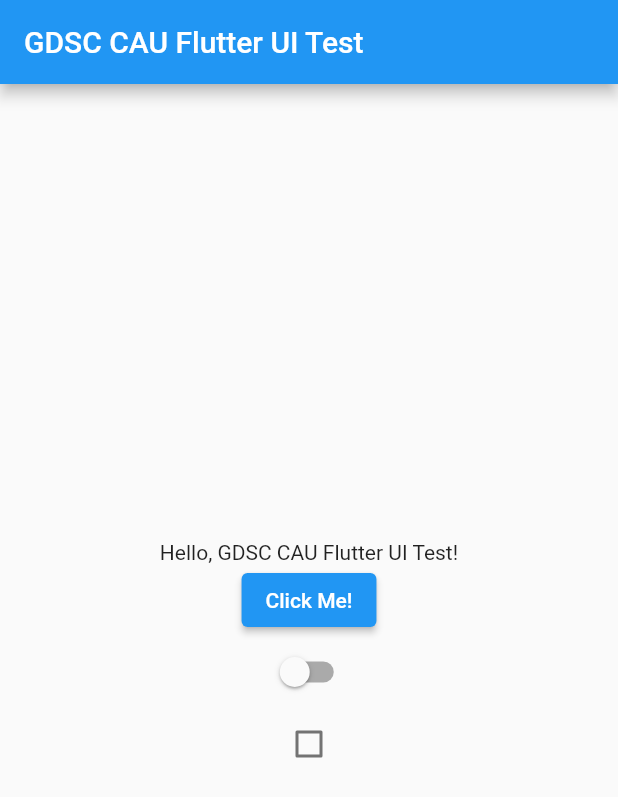
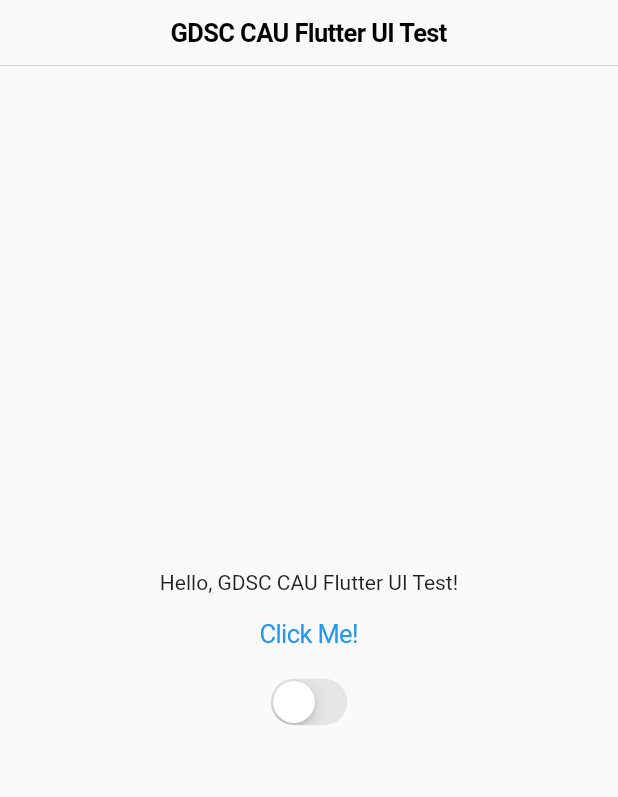
Before and after one commit to yymin1022/GDSC_Flutter_UI_Test, a Flutter app: the screen it shows after launch, on a phone screen of 412 x 824 dp. Shown: the top 797 px of the screen. Run offline on Flutter 3.47's test engine with Material 2 defaults, Android fonts, the phone set to English and light mode, and no system bars.

Commit message:
Update main.dart : Added Cupertino Widget Layouts

```diff
--- a/lib/main.dart
+++ b/lib/main.dart
@@ -1,3 +1,4 @@
+import 'package:flutter/cupertino.dart';
 import 'package:flutter/material.dart';
 
 void main() {
@@ -9,22 +10,29 @@ class MyApp extends StatelessWidget {
 
   @override
   Widget build(BuildContext context) {
-    return MaterialApp(
+    return CupertinoApp(
       title: 'Flutter Demo',
-      theme: ThemeData(
-        primarySwatch: Colors.blue,
+      theme: CupertinoThemeData(
+        primaryColor: Colors.blue,
       ),
-      home: MyHomePage(),
+      home: CupertinoHomePage(),
     );
+    // return MaterialApp(
+    //   title: 'Flutter Demo',
+    //   theme: ThemeData(
+    //     primarySwatch: Colors.blue,
+    //   ),
+    //   home: MaterialHomePage(),
+    // );
   }
 }
 
-class MyHomePage extends StatefulWidget {
+class MaterialHomePage extends StatefulWidget {
   @override
-  _MyHomePageState createState() => _MyHomePageState();
+  _MaterialHomePageState createState() => _MaterialHomePageState();
 }
 
-class _MyHomePageState extends State<MyHomePage> {
+class _MaterialHomePageState extends State<MaterialHomePage> {
   bool _isChecked = false;
   bool _isSwitchOn = false;
 
@@ -62,11 +70,71 @@ class _MyHomePageState extends State<MyHomePage> {
 
   void FlutterDialog() {
     showDialog(
+        context: context,
+        //barrierDismissible - Dialog를 제외한 다른 화면 터치 x
+        barrierDismissible: false,
+        builder: (BuildContext context) {
+          return AlertDialog(
+            title: Text("Dialog Title"),
+            content: Text(
+              "Dialog Content",
+            ),
+            actions: <Widget>[
+              new TextButton(
+                child: Text("확인"),
+                onPressed: () {
+                  Navigator.pop(context);
+                },
+              ),
+            ],
+          );
+        });
+  }
+}
+
+class CupertinoHomePage extends StatefulWidget {
+  @override
+  _CupertinoHomePageState createState() => _CupertinoHomePageState();
+}
+
+class _CupertinoHomePageState extends State<CupertinoHomePage> {
+  bool _isChecked = false;
+  bool _isSwitchOn = false;
+
+  @override
+  Widget build(BuildContext context) {
+    return Scaffold(
+      appBar: CupertinoNavigationBar(
+        middle: Text("GDSC CAU Flutter UI Test"),
+      ),
+      body: Center(
+        child: Column(
+          mainAxisAlignment: MainAxisAlignment.center,
+          children: <Widget>[
+            Text(
+              "Hello, GDSC CAU Flutter UI Test!",
+            ),
+            CupertinoButton(child: Text("Click Me!"), onPressed: () {
+              FlutterDialog();
+            }),
+            CupertinoSwitch(value: _isSwitchOn, onChanged: (value) {
+              setState(() {
+                _isSwitchOn = value;
+              });
+            }),
+          ],
+        ),
+      ),
+    );
+  }
+
+  void FlutterDialog() {
+    showCupertinoDialog(
       context: context,
       //barrierDismissible - Dialog를 제외한 다른 화면 터치 x
       barrierDismissible: false,
       builder: (BuildContext context) {
-        return AlertDialog(
+        return CupertinoAlertDialog(
           title: Text("Dialog Title"),
           content: Text(
             "Dialog Content",
```
